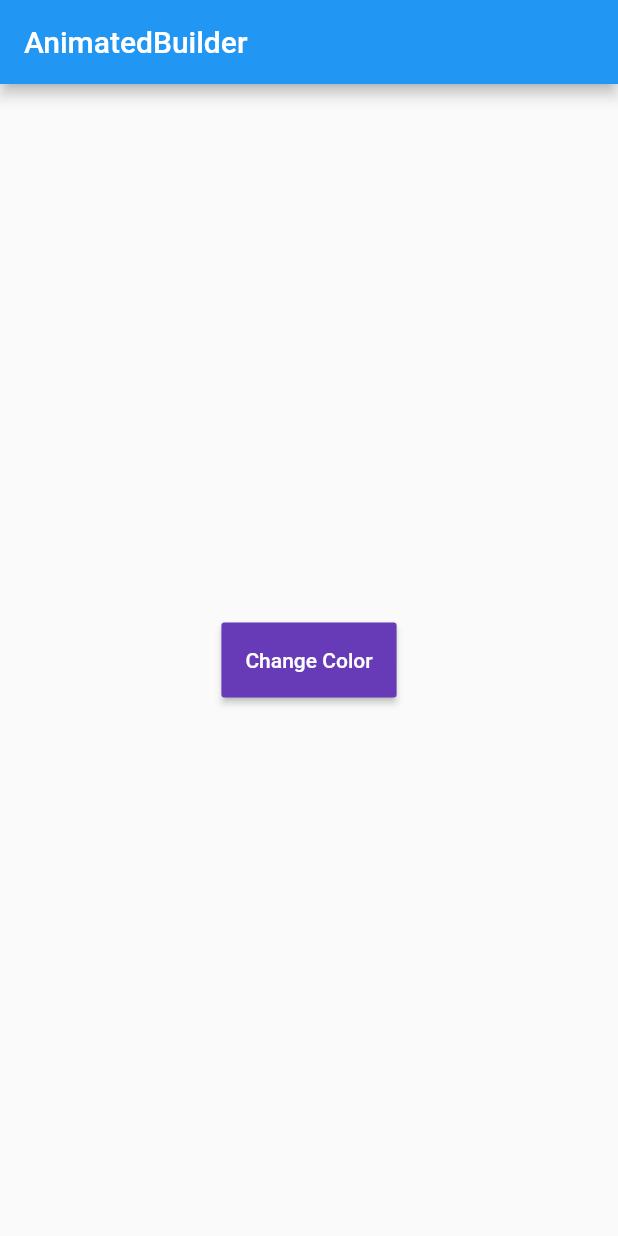
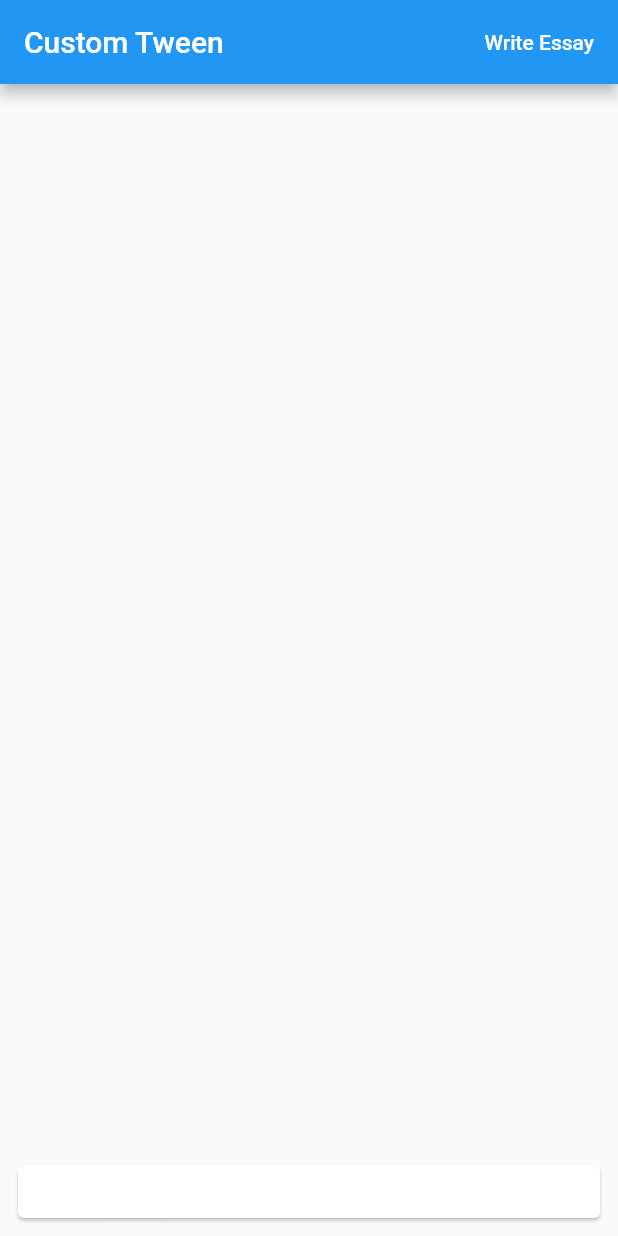
Before and after one commit to fenturechance/flutterPractice2021, a Flutter app: the screen it shows after launch, on a phone screen of 412 x 824 dp. Run offline on Flutter 3.47's test engine with Material 2 defaults, Android fonts, the phone set to English and light mode, and no system bars.

Commit message:
TypewriterTween / MaterialButton / reverse().whenComplete / SingleChildScrollView / substring

```diff
--- a/lib/main.dart
+++ b/lib/main.dart
@@ -15,18 +15,17 @@ class HomePage extends StatefulWidget {
 
 class _HomePageState extends State<HomePage>
     with SingleTickerProviderStateMixin {
-  static const Color beginColor = Colors.deepPurple;
-  static const Color endColor = Colors.deepOrange;
-  Duration duration = const Duration(milliseconds: 800);
-  late AnimationController controller;
-  late Animation<Color?> animation;
+  static const Duration _duration = Duration(seconds: 3);
+  static const String message = loremIpsum;
+  late final AnimationController controller;
+  late final Animation<String> animation;
+
   @override
   void initState() {
     super.initState();
 
-    controller = AnimationController(vsync: this, duration: duration);
-    animation =
-        ColorTween(begin: beginColor, end: endColor).animate(controller);
+    controller = AnimationController(vsync: this, duration: _duration);
+    animation = TypewriterTween(end: message).animate(controller);
   }
 
   @override
@@ -35,37 +34,90 @@ class _HomePageState extends State<HomePage>
     super.dispose();
   }
 
-
   @override
   Widget build(BuildContext context) {
     return Scaffold(
       appBar: AppBar(
-        title: const Text('AnimatedBuilder'),
+        title: const Text('Custom Tween'),
+        actions: [
+          MaterialButton(
+            child: Text(
+              controller.status == AnimationStatus.completed
+                  ? 'Delete Essay'
+                  : 'Write Essay',
+            ),
+            textColor: Colors.white,
+            onPressed: () {
+              if (controller.status == AnimationStatus.completed) {
+                controller.reverse().whenComplete(() {
+                  setState(() {});
+                });
+              } else {
+                controller.forward().whenComplete(() {
+                  setState(() {});
+                });
+              }
+            },
+          ),
+        ],
       ),
-      body: Center(
-        child: AnimatedBuilder(
-        animation: animation,
-        builder: (context, child) {
-          return MaterialButton(
-            color: animation.value,
-            height: 50,
-            minWidth: 100,
-            child: child,
-              onPressed: () {
-                if (controller.status == AnimationStatus.completed) {
-                  controller.reverse();
-                } else {
-                  controller.forward();
-                }
-              },
-            );
-        },
-        child: const Text(
-          'Change Color',
-          style: TextStyle(color: Colors.white),
+      body: SafeArea(
+        child: Container(
+          alignment: Alignment.bottomCenter,
+          child: SingleChildScrollView(
+            child: Column(
+              mainAxisAlignment: MainAxisAlignment.end,
+              crossAxisAlignment: CrossAxisAlignment.stretch,
+              children: [
+                Padding(
+                  padding: const EdgeInsets.all(8.0),
+                  child: Card(
+                    child: Container(
+                      padding: const EdgeInsets.all(8.0),
+                      child: AnimatedBuilder(
+                        animation: animation,
+                        builder: (context, child) {
+                          return Text(
+                            animation.value,
+                            style: const TextStyle(
+                                fontSize: 16, fontFamily: 'SpecialElite'),
+                          );
+                        },
+                      ),
+                    ),
+                  ),
+                ),
+              ],
+            ),
+          ),
         ),
-        )
       ),
     );
   }
 }
+
+class TypewriterTween extends Tween<String> {
+  TypewriterTween({String begin = '', String end = ''})
+      : super(begin: begin, end: end);
+
+  @override
+  String lerp(double t) {
+    var cutoff = (end!.length * t).round();
+    return end!.substring(0, cutoff);
+  }
+}
+
+const String loremIpsum = '''
+Sed ut perspiciatis, unde omnis iste natus error sit voluptatem accusantium
+doloremque laudantium, totam rem aperiam eaque ipsa, quae ab illo inventore
+veritatis et quasi architecto beatae vitae dicta sunt, explicabo. Nemo enim
+ipsam voluptatem, quia voluptas sit, aspernatur aut odit aut fugit, sed quia
+consequuntur magni dolores eos, qui ratione voluptatem sequi nesciunt, neque
+porro quisquam est, qui dolorem ipsum, quia dolor sit amet consectetur
+adipisci[ng] velit, sed quia non-numquam [do] eius modi tempora inci[di]dunt, ut
+labore et dolore magnam aliquam quaerat voluptatem. Ut enim ad minima veniam,
+quis nostrum[d] exercitationem ullam corporis suscipit laboriosam, nisi ut
+aliquid ex ea commodi consequatur? Quis autem vel eum iure reprehenderit, qui in
+ea voluptate velit esse, quam nihil molestiae consequatur, vel illum, qui
+dolorem eum fugiat, quo voluptas nulla pariatur?
+''';
```
